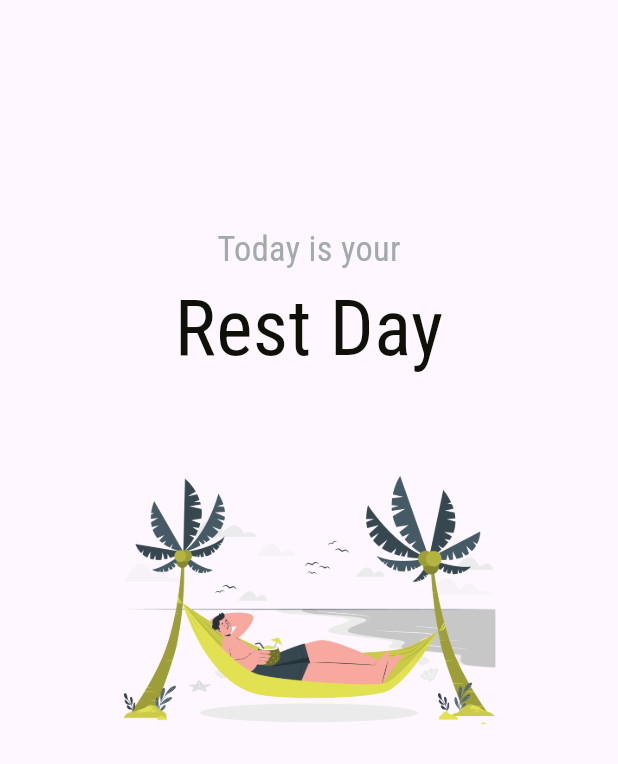
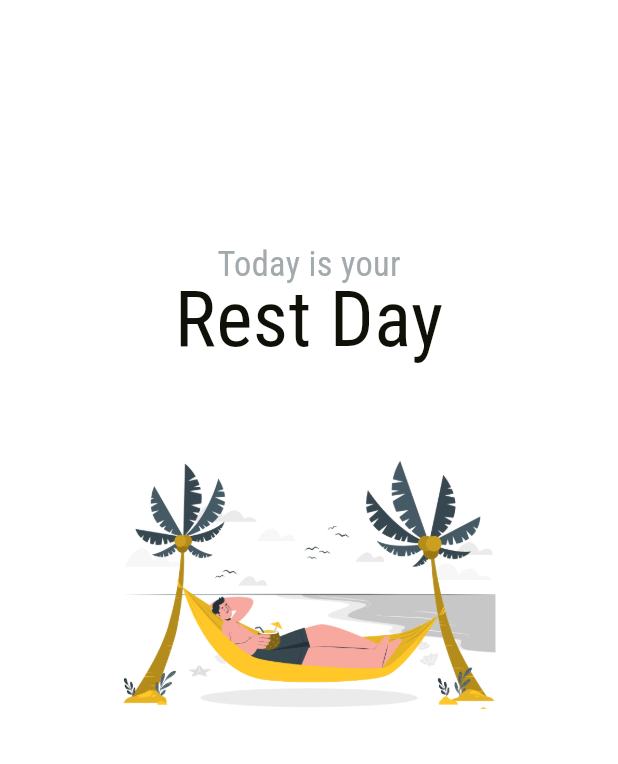
Before and after one commit to gaurav1-9/gym-bro-app, a Flutter app: the RestDay widget shown alone on an empty page, opened directly, on a phone screen of 412 x 824 dp. Shown: the top 764 px of the screen. Run offline on Flutter 3.47's test engine with Material 3 defaults, Android fonts, the phone set to English and light mode, and no system bars; our stand-ins replace flutter_screenutil, google_fonts, shared_preferences; accounts and stored records are empty; network calls fail.

Commit message:
added gif for rest day

```diff
--- a/gym_bro_app/lib/main.dart
+++ b/gym_bro_app/lib/main.dart
@@ -19,8 +19,8 @@
         return MaterialApp(
           debugShowCheckedModeBanner: false,
           theme: ThemeData(
-            textTheme: GoogleFonts.robotoCondensedTextTheme(),
-          ),
+              textTheme: GoogleFonts.robotoCondensedTextTheme(),
+              scaffoldBackgroundColor: const Color(0xffffffff)),
           home: const Homepage(),
         );
       },
--- a/gym_bro_app/lib/widget/homescreen_rest_day.dart
+++ b/gym_bro_app/lib/widget/homescreen_rest_day.dart
@@ -24,11 +24,15 @@ class RestDay extends StatelessWidget {
             style: TextStyle(
               color: AppColor.smokyBlack,
               fontSize: 45.sp,
+              height: 0.8,
             ),
+          ),
+          SizedBox(
+            height: 10.h,
           ),
           Image.asset(
             height: MediaQuery.of(context).size.height * .35,
-            'assets/img/RestDay.png',
+            'assets/img/Relaxation.gif',
           ),
           SizedBox(
             height: 100.h,
```
Also changed, not shown: gym_bro_app/assets/img/Relaxation.gif (added).
